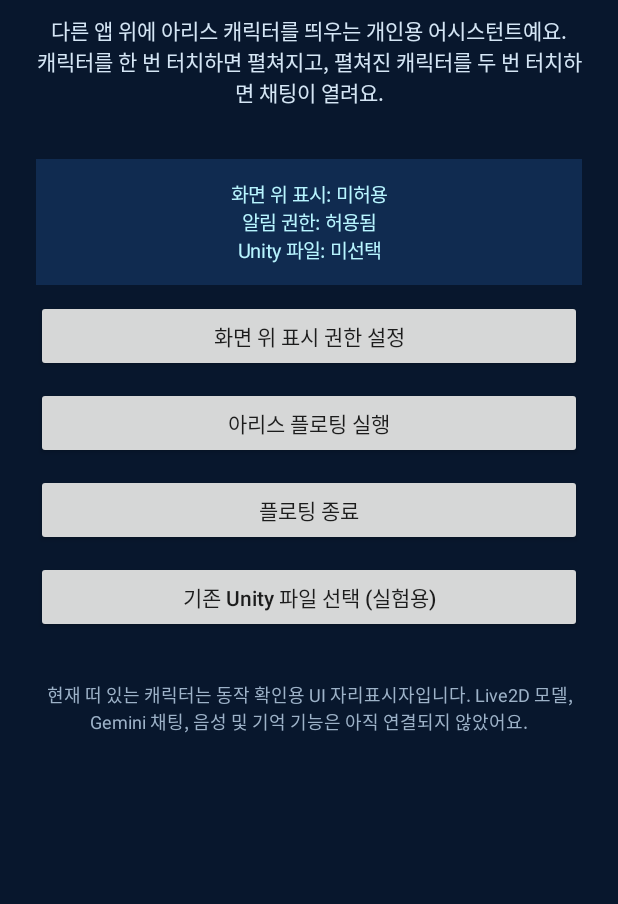
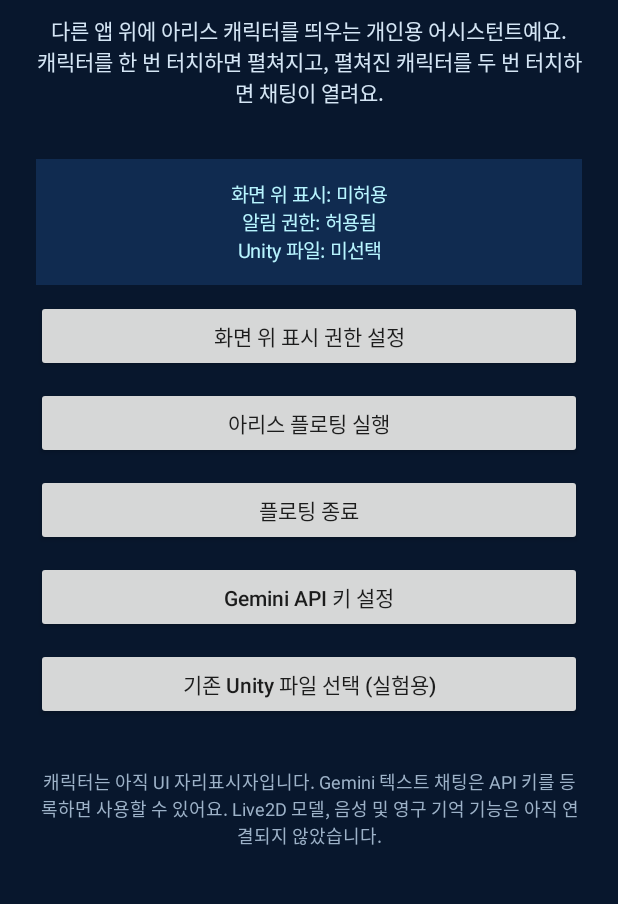
Before and after one commit to 30325cjh/Aris-Assistant, an Android app: the screen it shows after launch (MainActivity), on a phone screen of 412 x 824 dp, the part 196-1100 px from its top. Run offline under Robolectric (Android 15) with nearby library versions, the phone set to English and light mode, and no system bars.

Commit message:
feat: expose Gemini API key settings from app home

```diff
--- a/app/src/main/java/com/arisassistant/MainActivity.kt
+++ b/app/src/main/java/com/arisassistant/MainActivity.kt
@@ -1,4 +1,6 @@
 package com.arisassistant
+
+import com.arisassistant.ai.GeminiApiKeyStore
 
 import android.Manifest
 import android.app.Activity
@@ -96,9 +98,12 @@ class MainActivity : Activity() {
             status.text = "플로팅 종료를 요청했어요."
             refreshStatus()
         }
+        val geminiSettings = actionButton("Gemini API 키 설정") {
+            startActivity(Intent(this, GeminiSettingsActivity::class.java))
+        }
         val import = actionButton("기존 Unity 파일 선택 (실험용)") { chooseBundle() }
         val note = TextView(this).apply {
-            text = "현재 떠 있는 캐릭터는 동작 확인용 UI 자리표시자입니다. Live2D 모델, Gemini 채팅, 음성 및 기억 기능은 아직 연결되지 않았어요."
+            text = "캐릭터는 아직 UI 자리표시자입니다. Gemini 텍스트 채팅은 API 키를 등록하면 사용할 수 있어요. Live2D 모델, 음성 및 영구 기억 기능은 아직 연결되지 않았습니다."
             textSize = 12f
             gravity = Gravity.CENTER
             setTextColor(0xFF9DB2C8.toInt())
@@ -112,6 +117,7 @@ class MainActivity : Activity() {
         content.addView(overlay, fullWidth())
         content.addView(start, fullWidth())
         content.addView(stop, fullWidth())
+        content.addView(geminiSettings, fullWidth())
         content.addView(import, fullWidth())
         content.addView(note, fullWidth())
 
@@ -285,6 +291,7 @@ class MainActivity : Activity() {
             "알림 권한: 미허용"
         }
         val bundleSelected = prefs.getString("bundle_uri", null) != null
+        val geminiConfigured = GeminiApiKeyStore(this).hasSavedKey()
 
         status.text = buildString {
             append(if (overlayGranted) "화면 위 표시: 허용됨" else "화면 위 표시: 미허용")
```
